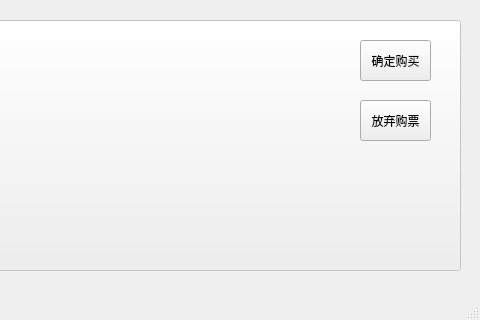
The window that ticketwindow.ui (bjutSecurityst/Dtrip) describes before a commit, drawn with Qt 5; both pictures show x 800 to 1280 and y 400 to 720 of the 1280 by 720 pixel window.
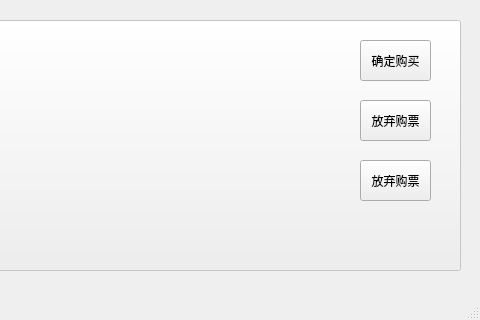
The same window after the commit. Icons and pictures are not drawn.

Diff of the .ui file:
```diff
--- a/ticketwindow.ui
+++ b/ticketwindow.ui
@@ -155,6 +155,19 @@
      <string>放弃购票</string>
     </property>
    </widget>
+   <widget class="QPushButton" name="pushButton_4">
+    <property name="geometry">
+     <rect>
+      <x>1160</x>
+      <y>560</y>
+      <width>71</width>
+      <height>41</height>
+     </rect>
+    </property>
+    <property name="text">
+     <string>放弃购票</string>
+    </property>
+   </widget>
    <zorder>pushButton</zorder>
    <zorder>label</zorder>
    <zorder>verticalLayoutWidget</zorder>
@@ -163,6 +176,7 @@
    <zorder>label_9</zorder>
    <zorder>pushButton_2</zorder>
    <zorder>pushButton_3</zorder>
+   <zorder>pushButton_4</zorder>
   </widget>
   <widget class="QStatusBar" name="statusbar"/>
  </widget>
```
